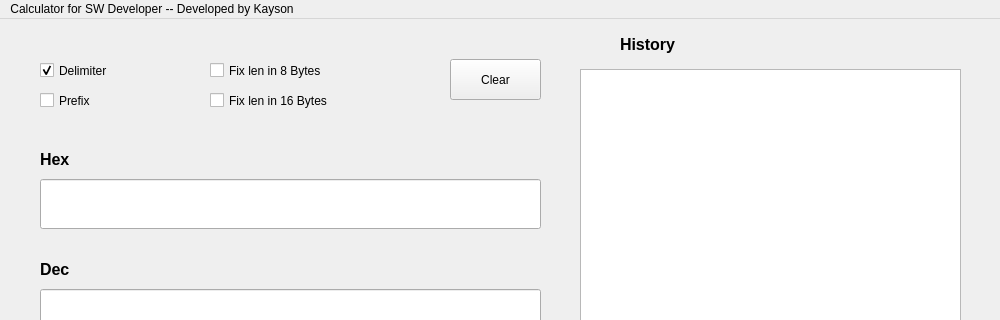
Before: the Qt Designer form ui/mainwindow.ui in leokayson/Developer_Calculator, drawn with Qt 5; both pictures show x 0 to 1000 and y 0 to 320 of the 1000 by 500 pixel window.
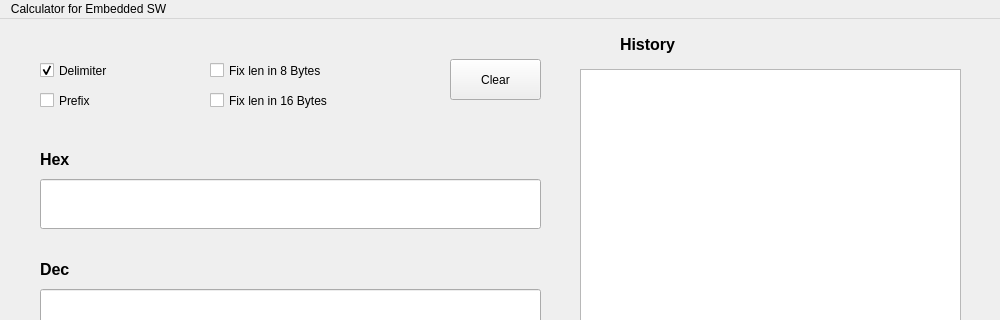
After: the same form once the commit is applied. Icons and pictures are not drawn.

```diff
--- a/ui/mainwindow.ui
+++ b/ui/mainwindow.ui
@@ -308,7 +308,7 @@
    </property>
    <widget class="QMenu" name="menuDeveloper">
     <property name="title">
-     <string>Calculator for SW Developer -- Developed by Kayson</string>
+     <string>Calculator for Embedded SW</string>
     </property>
    </widget>
    <addaction name="menuDeveloper"/>
```
